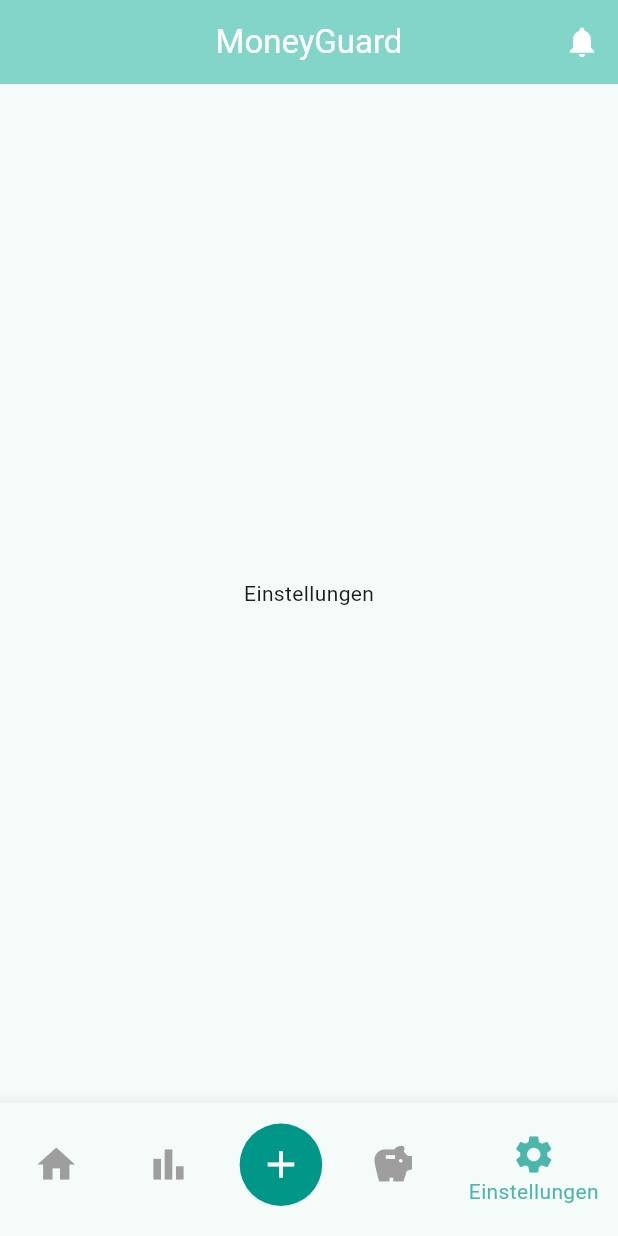
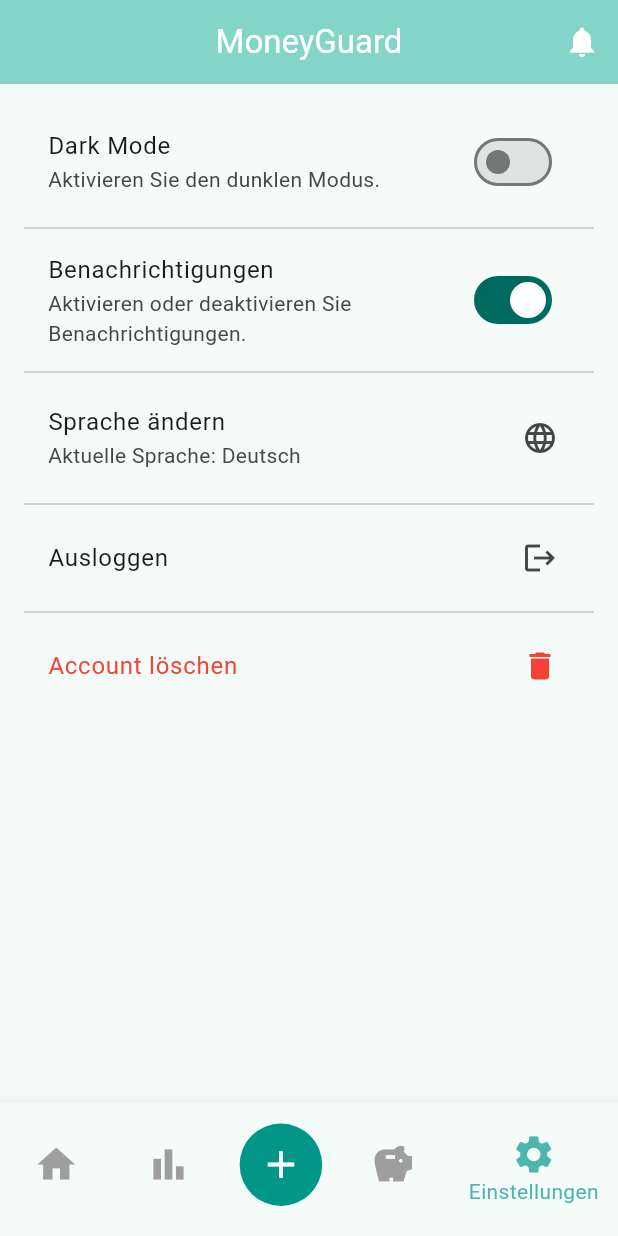
Before and after one commit to SlayBrainzZ/budget_management_app, a Flutter app: the screen it shows once a user with an empty profile is signed in, item 5 of the bottom bar chosen, on a phone screen of 412 x 824 dp. Run offline on Flutter 3.47's test engine with Material 3 defaults, Android fonts, the phone set to English and light mode, and no system bars; our stand-ins replace cloud_firestore, csv, firebase_auth, firebase_core, fl_chart; missing offline and left inert: dart:html; accounts and stored records are empty.

Commit message:
settings and urgent non urgent statistic

```diff
--- a/lib/MoneyGuard/home_page.dart
+++ b/lib/MoneyGuard/home_page.dart
@@ -3,6 +3,8 @@
 import 'saving_plan.dart';
 import 'StatisticsPage.dart';
 import 'transaction.dart';
+import 'settings.dart';
+
 import 'package:flutter_localizations/flutter_localizations.dart'; // Dieser Import ist notwendig
 
 
@@ -59,7 +61,7 @@
     StatisticsPage(),
     AddTransactionPage(),
     SavingPlan(),
-    const Center(child: Text('Einstellungen')),
+    SettingsPage(),
   ];
 
   @override
--- a/lib/MoneyGuard/settings.dart
+++ b/lib/MoneyGuard/settings.dart
@@ -0,0 +1,100 @@
+import 'package:flutter/material.dart';
+
+class SettingsPage extends StatefulWidget {
+  @override
+  _SettingsPageState createState() => _SettingsPageState();
+}
+
+class _SettingsPageState extends State<SettingsPage> {
+  bool isDarkMode = false; // Zustand für den Dark Mode
+  bool notificationsEnabled = true; // Zustand für Benachrichtigungen
+
+  void _logout() {
+    // Logout-Logik hier einfügen
+    print("User ausgeloggt");
+    // Zur Login-Seite navigieren (falls implementiert)
+  }
+
+  void _deleteAccount() {
+    // Account-Löschlogik hier einfügen
+    print("Account gelöscht");
+    // Eventuell zur Login-Seite navigieren
+  }
+
+  void _changeLanguage() {
+    // Logik für das Ändern der Sprache
+    print("Sprache geändert");
+  }
+
+  @override
+  Widget build(BuildContext context) {
+    return Scaffold(
+      body: Padding(
+        padding: const EdgeInsets.all(16.0),
+        child: ListView(
+          children: [
+            // Dark Mode Toggle
+            SwitchListTile(
+              title: const Text("Dark Mode"),
+              subtitle: const Text("Aktivieren Sie den dunklen Modus."),
+              value: isDarkMode,
+              onChanged: (value) {
+                setState(() {
+                  isDarkMode = value;
+                });
+                // Aktualisiere das App-Theme
+                print("Dark Mode: $isDarkMode");
+              },
+            ),
+
+            const Divider(),
+
+            // Notifications Toggle
+            SwitchListTile(
+              title: const Text("Benachrichtigungen"),
+              subtitle: const Text("Aktivieren oder deaktivieren Sie Benachrichtigungen."),
+              value: notificationsEnabled,
+              onChanged: (value) {
+                setState(() {
+                  notificationsEnabled = value;
+                });
+                print("Benachrichtigungen: $notificationsEnabled");
+              },
+            ),
+
+            const Divider(),
+
+            // Sprache ändern
+            ListTile(
+              title: const Text("Sprache ändern"),
+              subtitle: const Text("Aktuelle Sprache: Deutsch"),
+              trailing: const Icon(Icons.language),
+              onTap: _changeLanguage,
+            ),
+
+            const Divider(),
+
+            // Logout Button
+            ListTile(
+              title: const Text("Ausloggen"),
+              trailing: const Icon(Icons.logout),
+              onTap: _logout,
+            ),
+
+            const Divider(),
+
+            // Account löschen
+            ListTile(
+              title: const Text(
+                "Account löschen",
+                style: TextStyle(color: Colors.red),
+              ),
+              trailing: const Icon(Icons.delete, color: Colors.red),
+              onTap: _deleteAccount,
+            ),
+          ],
+        ),
+      ),
+    );
+  }
+}
```
Also changed, not shown: lib/MoneyGuard/StatisticsPage.dart (+91 -62 lines), lib/backend/firestore_service.dart (+55 -114 lines).
